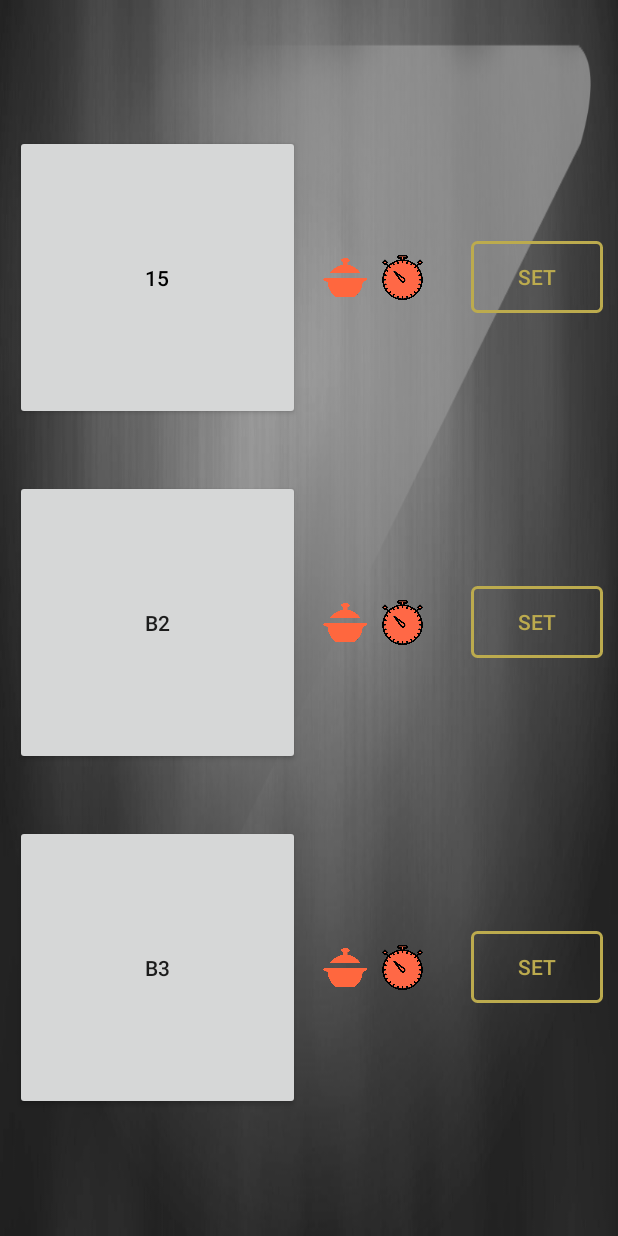
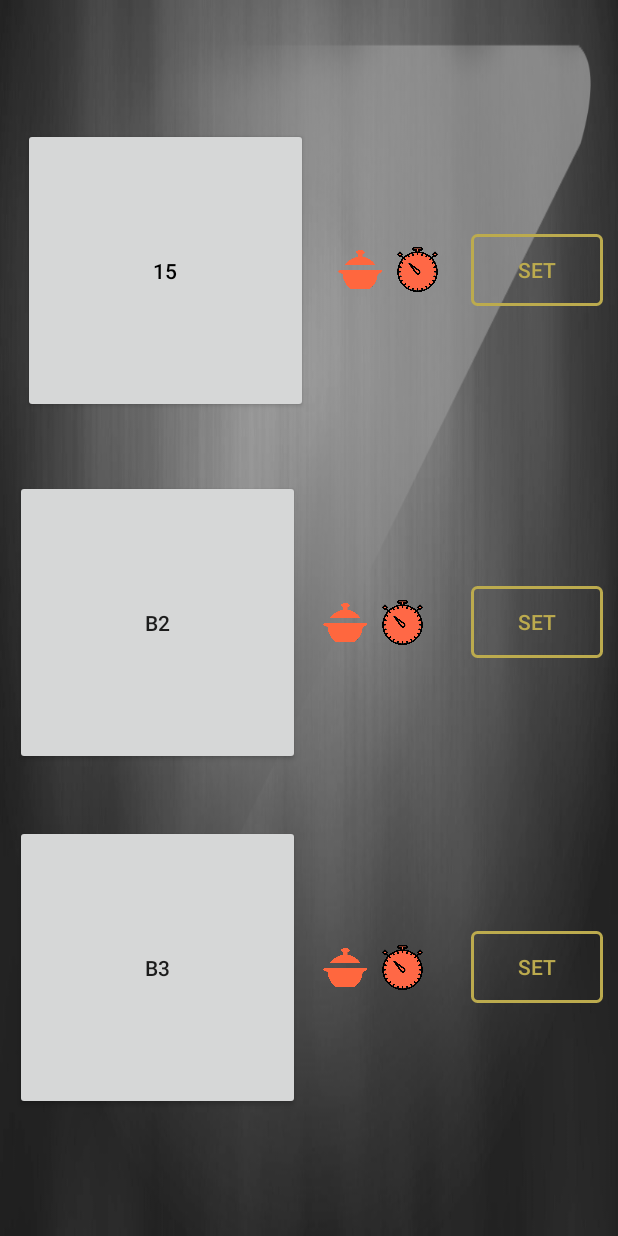
Before and after one commit to SaravanaMurale/SmartCookV2, an Android app: the layout fragment_characteric_list.xml on its own in the app's theme, with its tools: preview values and no code run, on a phone screen of 412 x 824 dp. Run offline under Robolectric (Android 15) with nearby library versions, the phone set to English and light mode, and no system bars; plain views replace RippleBackground.

Commit message:
Menu Design Commit

```diff
--- a/app/src/main/res/layout/fragment_characteric_list.xml
+++ b/app/src/main/res/layout/fragment_characteric_list.xml
@@ -13,8 +13,7 @@
         android:layout_margin="10dp"
         android:background="@color/black"
         android:src="@drawable/menu"
-        android:visibility="gone"
-        />
+        android:visibility="gone" />
 
 
     <ListView
@@ -86,6 +85,7 @@
                 android:id="@+id/rightBurnerRipple"
                 android:layout_width="wrap_content"
                 android:layout_height="wrap_content"
+                app:rb_color="@color/blue"
                 app:rb_radius="20dp"
                 app:rb_rippleAmount="10"
                 app:rb_scale="6">
@@ -105,7 +105,7 @@
             android:id="@+id/leftBurnerBlock"
             android:layout_width="match_parent"
             android:layout_height="wrap_content"
-            android:layout_marginTop="20dp">
+            android:layout_marginTop="10dp">
 
             <Button
                 android:id="@+id/leftBurnerSettings"
@@ -129,9 +129,9 @@
                 android:layout_marginRight="10dp"
                 android:background="@drawable/rounded_border"
                 android:text="Edit"
+                android:textColor="@color/black"
                 android:textSize="30sp"
                 android:textStyle="bold"
-                android:textColor="@color/black"
                 android:visibility="invisible" />
 
             <ImageView
@@ -154,17 +154,17 @@
 
             <com.skyfishjy.library.RippleBackground
                 android:id="@+id/leftBurnerRipple"
-                android:layout_width="wrap_content"
-                android:layout_height="wrap_content"
-                app:rb_radius="20dp"
-                app:rb_rippleAmount="10"
-                app:rb_scale="6">
+                android:layout_width="220dp"
+                android:layout_height="220dp"
+                app:rb_radius="18dp"
+                app:rb_rippleAmount="15"
+                app:rb_scale="6.5">
 
                 <Button
                     android:id="@+id/leftBurner"
                     android:layout_width="190dp"
                     android:layout_height="190dp"
-                    android:layout_margin="10dp"
+                    android:layout_margin="15dp"
                     android:text="15"
                     android:textColor="@color/black" />
 
```
